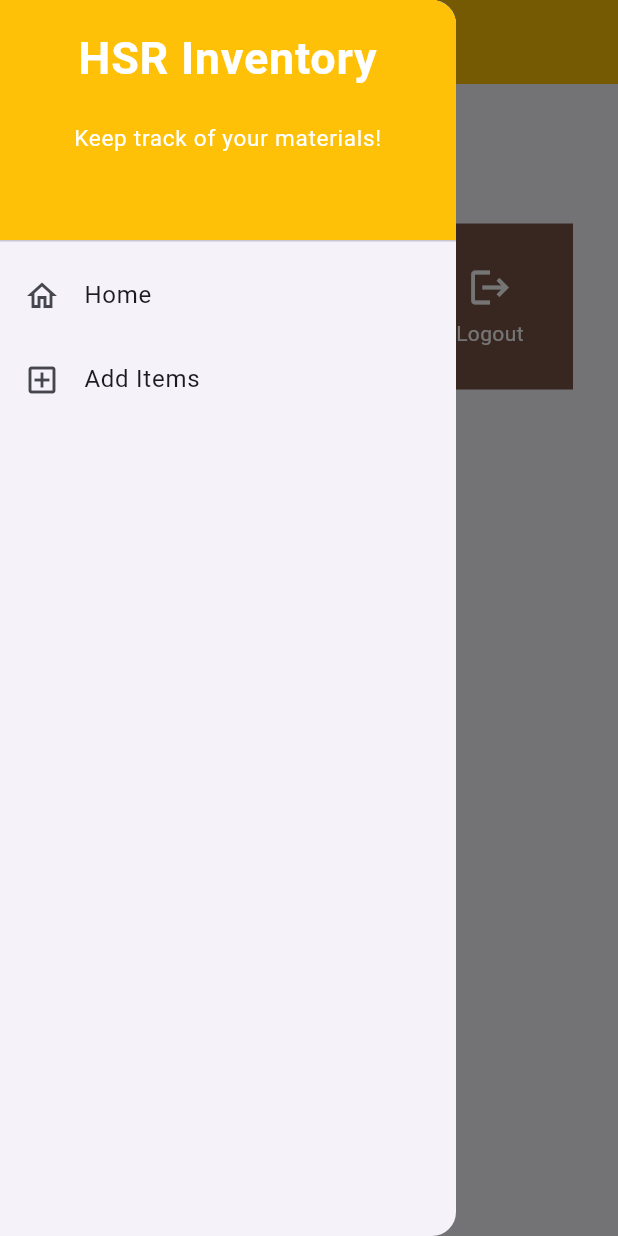
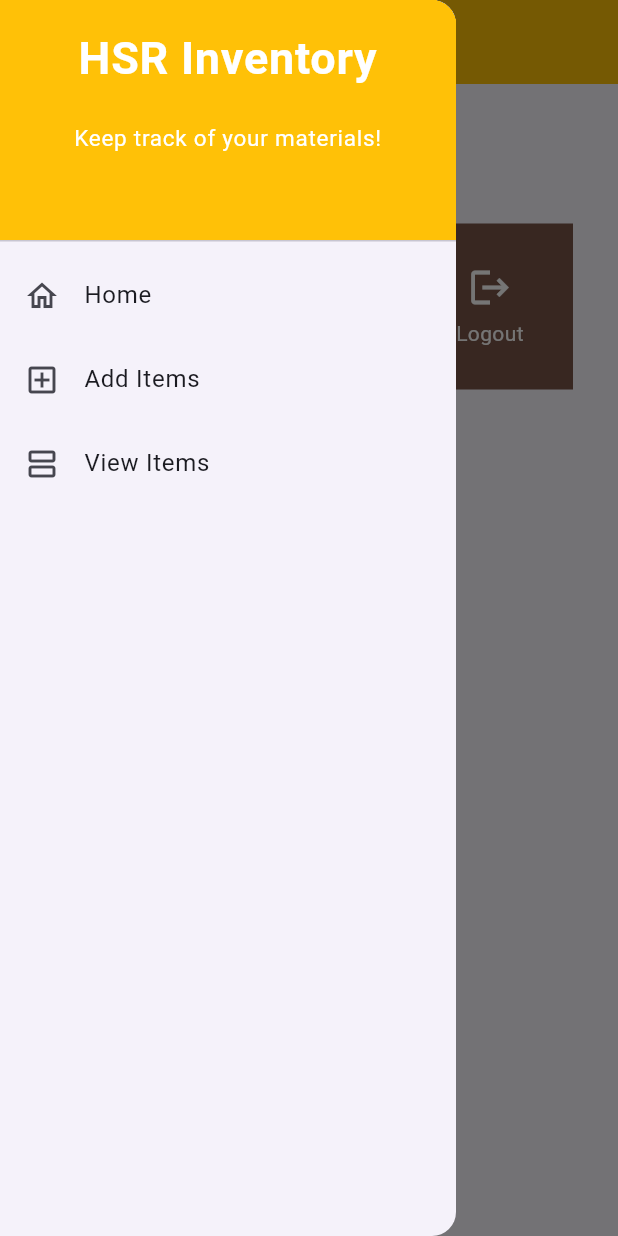
Before and after one commit to MightyZanark/hsr-inventory-mobile, a Flutter app: the screen it shows after launch, with the side drawer open, on a phone screen of 412 x 824 dp. Run offline on Flutter 3.47's test engine with Material 2 defaults, Android fonts, the phone set to English and light mode, and no system bars.

Commit message:
feat: view item temp

```diff
--- a/lib/screens/add_item.dart
+++ b/lib/screens/add_item.dart
@@ -1,8 +1,10 @@
 import 'package:flutter/material.dart';
 import 'package:hsr_inventory/widgets/drawer.dart';
+import 'package:hsr_inventory/widgets/item.dart';
 
 class AddItemPage extends StatefulWidget {
-  const AddItemPage({super.key});
+  final List<Item> items;
+  const AddItemPage(this.items, {super.key});
 
   @override
   State<AddItemPage> createState() => _AddItemPageState();
@@ -22,7 +24,7 @@ class _AddItemPageState extends State<AddItemPage> {
             title: const Center(child: Text('Add Item')),
             backgroundColor: Colors.amber,
             foregroundColor: Colors.white),
-        drawer: const AppDrawer(),
+        drawer: AppDrawer(widget.items),
         body: Form(
           key: _formKey,
           child: SingleChildScrollView(
@@ -127,6 +129,7 @@ class _AddItemPageState extends State<AddItemPage> {
                         ),
                         onPressed: () {
                           if (_formKey.currentState!.validate()) {
+                            widget.items.add(Item(_name, _desc, "", _amount));
                             showDialog(
                                 context: context,
                                 builder: (context) {
--- a/lib/screens/menu.dart
+++ b/lib/screens/menu.dart
@@ -1,6 +1,7 @@
 import 'package:flutter/material.dart';
 import 'package:hsr_inventory/widgets/menu_card.dart';
 import 'package:hsr_inventory/widgets/drawer.dart';
+import 'package:hsr_inventory/widgets/item.dart';
 
 class HomePage extends StatelessWidget {
   HomePage({Key? key}) : super(key: key);
@@ -11,6 +12,8 @@ class HomePage extends StatelessWidget {
     MenuItem("Logout", Icons.logout)
   ];
 
+  final List<Item> items = [];
+
   @override
   Widget build(BuildContext context) {
     return Scaffold(
@@ -19,7 +22,7 @@ class HomePage extends StatelessWidget {
           backgroundColor: Colors.amber,
           foregroundColor: Colors.white,
         ),
-        drawer: const AppDrawer(),
+        drawer: AppDrawer(items),
         body: SingleChildScrollView(
           child: Padding(
             padding: const EdgeInsets.all(10),
--- a/lib/widgets/drawer.dart
+++ b/lib/widgets/drawer.dart
@@ -1,9 +1,12 @@
 import 'package:flutter/material.dart';
 import 'package:hsr_inventory/screens/menu.dart';
 import 'package:hsr_inventory/screens/add_item.dart';
+import 'package:hsr_inventory/screens/view_item.dart';
+import 'package:hsr_inventory/widgets/item.dart';
 
 class AppDrawer extends StatelessWidget {
-  const AppDrawer({super.key});
+  final List<Item> items;
+  const AppDrawer(this.items, {super.key});
 
   @override
   Widget build(BuildContext context) {
@@ -39,7 +42,15 @@ class AppDrawer extends StatelessWidget {
         title: const Text('Add Items'),
         onTap: () {
           Navigator.of(context).push(
-              MaterialPageRoute(builder: (context) => const AddItemPage()));
+              MaterialPageRoute(builder: (context) => AddItemPage(items)));
+        },
+      ),
+      ListTile(
+        leading: const Icon(Icons.view_agenda_outlined),
+        title: const Text('View Items'),
+        onTap: () {
+          Navigator.of(context).push(
+              MaterialPageRoute(builder: (context) => ViewItemPage(items)));
         },
       )
     ]));
--- a/lib/widgets/menu_card.dart
+++ b/lib/widgets/menu_card.dart
@@ -1,5 +1,7 @@
 import 'package:flutter/material.dart';
 import 'package:hsr_inventory/screens/add_item.dart';
+import 'package:hsr_inventory/screens/view_item.dart';
+import 'package:hsr_inventory/widgets/item.dart';
 import 'dart:math';
 
 class MenuItem {
@@ -11,8 +13,9 @@ class MenuItem {
 
 class MenuCard extends StatelessWidget {
   final MenuItem menu;
+  final List<Item> items = [];
 
-  const MenuCard(this.menu, {super.key});
+  MenuCard(this.menu, {super.key});
 
   @override
   Widget build(BuildContext context) {
@@ -28,7 +31,12 @@ class MenuCard extends StatelessWidget {
 
             if (menu.title == 'Add Item') {
               Navigator.of(context).push(
-                  MaterialPageRoute(builder: (context) => const AddItemPage()));
+                  MaterialPageRoute(builder: (context) => AddItemPage(items)));
+            }
+
+            if (menu.title == 'See Items') {
+              Navigator.of(context).push(
+                  MaterialPageRoute(builder: (context) => ViewItemPage(items)));
             }
           },
           child: Container(
```
Also changed, not shown: lib/screens/view_item.dart (added, +54 -0 lines), lib/widgets/item.dart (+35 -10 lines).
